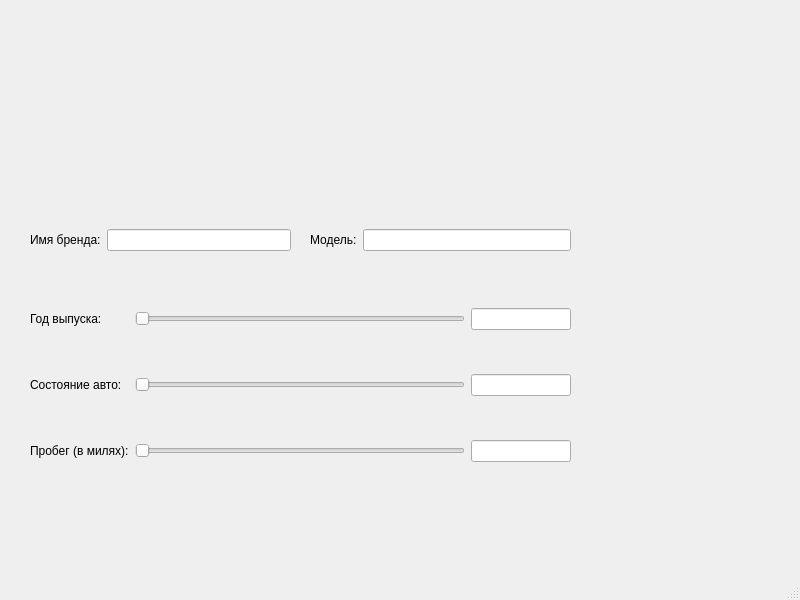
Rokoel/car-price-predictor, file mainwindow.ui: the form before one commit.
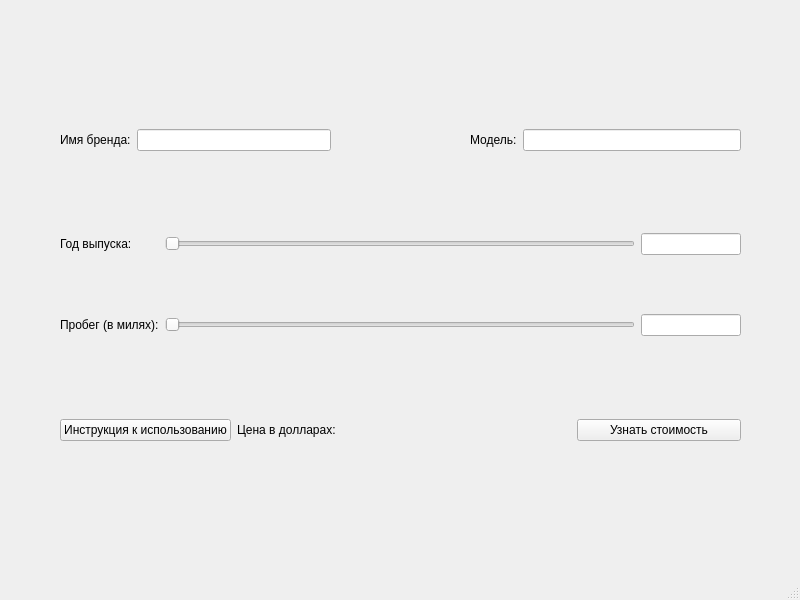
The form after the commit.

Commit message: * copied no-new-window-branch to master branch

The edit to the form file:
```diff
--- a/mainwindow.ui
+++ b/mainwindow.ui
@@ -17,37 +17,31 @@
    <widget class="QWidget" name="gridLayoutWidget">
     <property name="geometry">
      <rect>
-      <x>30</x>
-      <y>270</y>
-      <width>541</width>
-      <height>231</height>
+      <x>60</x>
+      <y>180</y>
+      <width>681</width>
+      <height>211</height>
      </rect>
     </property>
     <layout class="QGridLayout" name="gridLayout">
-     <item row="1" column="1">
-      <widget class="QSlider" name="conditionHorizontalSlider">
+     <item row="0" column="1">
+      <widget class="QSlider" name="yearHorizontalSlider">
        <property name="orientation">
         <enum>Qt::Horizontal</enum>
        </property>
       </widget>
      </item>
-     <item row="1" column="2">
-      <widget class="QLineEdit" name="conditionLineEdit">
-       <property name="maximumSize">
-        <size>
-         <width>100</width>
-         <height>16777214</height>
-        </size>
+     <item row="0" column="0">
+      <widget class="QLabel" name="yearLabel">
+       <property name="text">
+        <string>Год выпуска:</string>
        </property>
       </widget>
      </item>
-     <item row="2" column="2">
-      <widget class="QLineEdit" name="mileageLineEdit">
-       <property name="maximumSize">
-        <size>
-         <width>100</width>
-         <height>16777215</height>
-        </size>
+     <item row="1" column="0">
+      <widget class="QLabel" name="mileageLabel">
+       <property name="text">
+        <string>Пробег (в милях):</string>
        </property>
       </widget>
      </item>
@@ -76,38 +70,20 @@
        </property>
       </widget>
      </item>
-     <item row="2" column="1">
+     <item row="1" column="1">
       <widget class="QSlider" name="mileageHorizontalSlider">
        <property name="orientation">
         <enum>Qt::Horizontal</enum>
        </property>
       </widget>
      </item>
-     <item row="0" column="1">
-      <widget class="QSlider" name="yearHorizontalSlider">
-       <property name="orientation">
-        <enum>Qt::Horizontal</enum>
-       </property>
-      </widget>
-     </item>
-     <item row="2" column="0">
-      <widget class="QLabel" name="mileageLabel">
-       <property name="text">
-        <string>Пробег (в милях):</string>
-       </property>
-      </widget>
-     </item>
-     <item row="0" column="0">
-      <widget class="QLabel" name="yearLabel">
-       <property name="text">
-        <string>Год выпуска:</string>
-       </property>
-      </widget>
-     </item>
-     <item row="1" column="0">
-      <widget class="QLabel" name="conditionLabel">
-       <property name="text">
-        <string>Состояние авто:</string>
+     <item row="1" column="2">
+      <widget class="QLineEdit" name="mileageLineEdit">
+       <property name="maximumSize">
+        <size>
+         <width>100</width>
+         <height>16777215</height>
+        </size>
        </property>
       </widget>
      </item>
@@ -116,9 +92,9 @@
    <widget class="QWidget" name="gridLayoutWidget_2">
     <property name="geometry">
      <rect>
-      <x>30</x>
-      <y>200</y>
-      <width>261</width>
+      <x>60</x>
+      <y>100</y>
+      <width>271</width>
       <height>80</height>
      </rect>
     </property>
@@ -138,9 +114,9 @@
    <widget class="QWidget" name="gridLayoutWidget_3">
     <property name="geometry">
      <rect>
-      <x>310</x>
-      <y>200</y>
-      <width>261</width>
+      <x>470</x>
+      <y>100</y>
+      <width>271</width>
       <height>80</height>
      </rect>
     </property>
@@ -157,6 +133,46 @@
      </item>
     </layout>
    </widget>
+   <widget class="QWidget" name="horizontalLayoutWidget">
+    <property name="geometry">
+     <rect>
+      <x>60</x>
+      <y>390</y>
+      <width>681</width>
+      <height>80</height>
+     </rect>
+    </property>
+    <layout class="QHBoxLayout" name="horizontalLayout">
+     <item>
+      <widget class="QPushButton" name="pushButton">
+       <property name="text">
+        <string>Инструкция к использованию</string>
+       </property>
+      </widget>
+     </item>
+     <item>
+      <widget class="QLabel" name="label">
+       <property name="text">
+        <string>Цена в долларах:</string>
+       </property>
+      </widget>
+     </item>
+     <item>
+      <widget class="QLabel" name="labelPrice">
+       <property name="text">
+        <string/>
+       </property>
+      </widget>
+     </item>
+     <item>
+      <widget class="QPushButton" name="pushButtonPredict">
+       <property name="text">
+        <string>Узнать стоимость</string>
+       </property>
+      </widget>
+     </item>
+    </layout>
+   </widget>
   </widget>
   <widget class="QMenuBar" name="menubar">
    <property name="geometry">
```
The commit also changes 7 other files.
